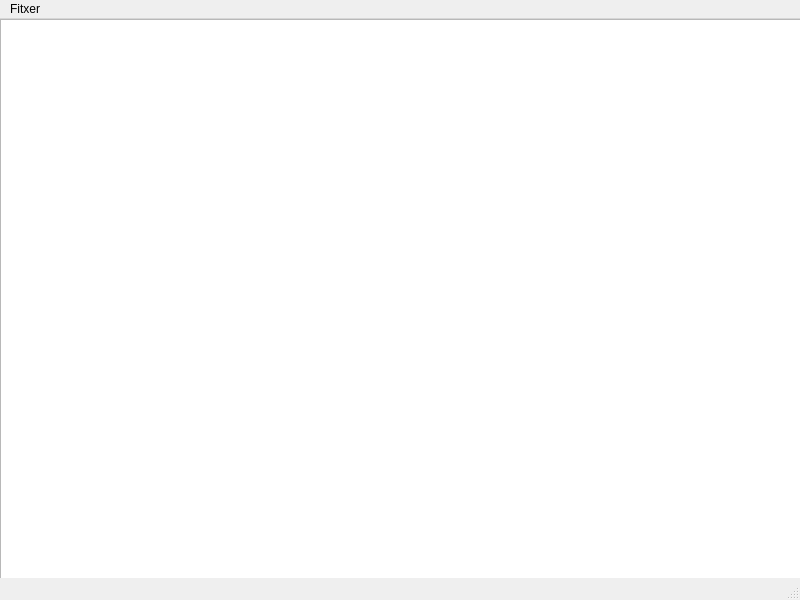
Pau42195/Proper, file mainwindow.ui: the form before one commit.
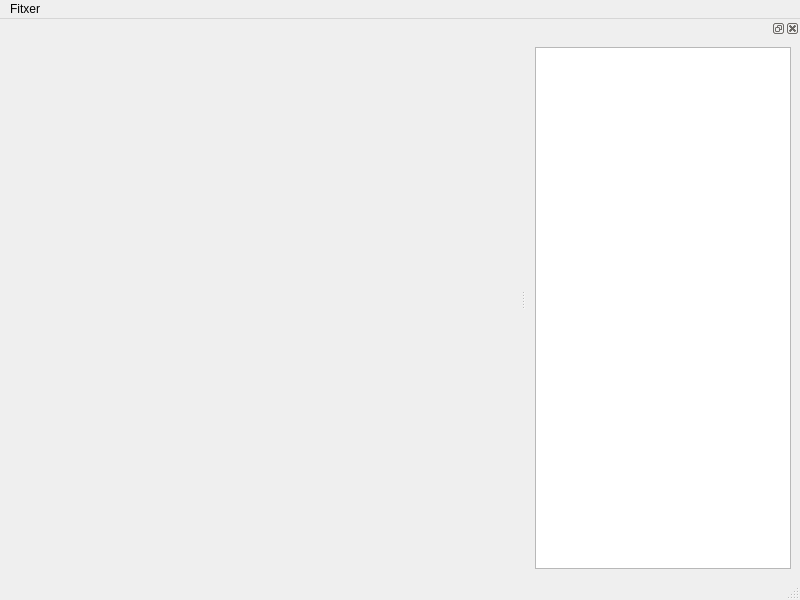
The form after the commit.

Commit message: Obre el csv i el posa en una finestra "dockable"

What changed in the file:
```diff
--- a/mainwindow.ui
+++ b/mainwindow.ui
@@ -13,18 +13,7 @@
   <property name="windowTitle">
    <string>MainWindow</string>
   </property>
-  <widget class="QWidget" name="centralwidget">
-   <widget class="QTableView" name="tableView">
-    <property name="geometry">
-     <rect>
-      <x>0</x>
-      <y>0</y>
-      <width>801</width>
-      <height>561</height>
-     </rect>
-    </property>
-   </widget>
-  </widget>
+  <widget class="QWidget" name="centralwidget"/>
   <widget class="QStatusBar" name="statusbar"/>
   <widget class="QMenuBar" name="menubar">
    <property name="geometry">
@@ -44,6 +33,21 @@
    </widget>
    <addaction name="menuFitxer"/>
   </widget>
+  <widget class="QDockWidget" name="dkAlumnes">
+   <property name="windowTitle">
+    <string/>
+   </property>
+   <attribute name="dockWidgetArea">
+    <number>2</number>
+   </attribute>
+   <widget class="QWidget" name="dockWidgetContents">
+    <layout class="QHBoxLayout" name="horizontalLayout">
+     <item>
+      <widget class="QTableView" name="tvAlumnes"/>
+     </item>
+    </layout>
+   </widget>
+  </widget>
   <action name="actionObrir">
    <property name="text">
     <string>Obrir</string>
```
The commit also changes 1 other file.
